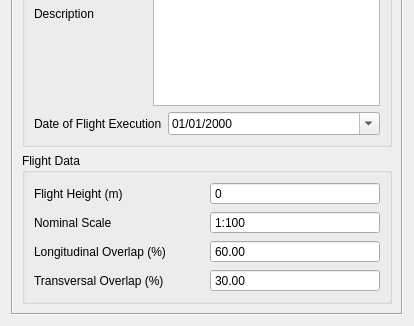
This is trunk/interface/project/FlightLayout.ui in e-foto/e-foto as Qt 5 draws it before an edit; both pictures show x 0 to 414 and y 207 to 533 of the 414 by 533 pixel window. The edited form follows.
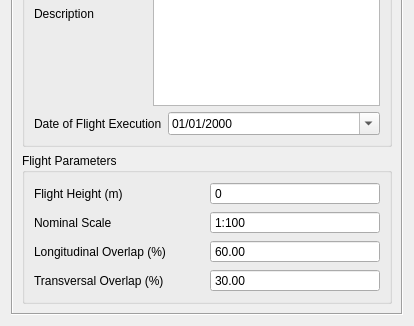
This is the edited form.

```diff
--- a/trunk/interface/project/FlightLayout.ui
+++ b/trunk/interface/project/FlightLayout.ui
@@ -123,7 +123,7 @@
       <item>
        <widget class="QGroupBox" name="groupBox">
         <property name="title">
-         <string>Flight Data</string>
+         <string>Flight Parameters</string>
         </property>
         <layout class="QVBoxLayout" name="verticalLayout_4">
          <item>
```
